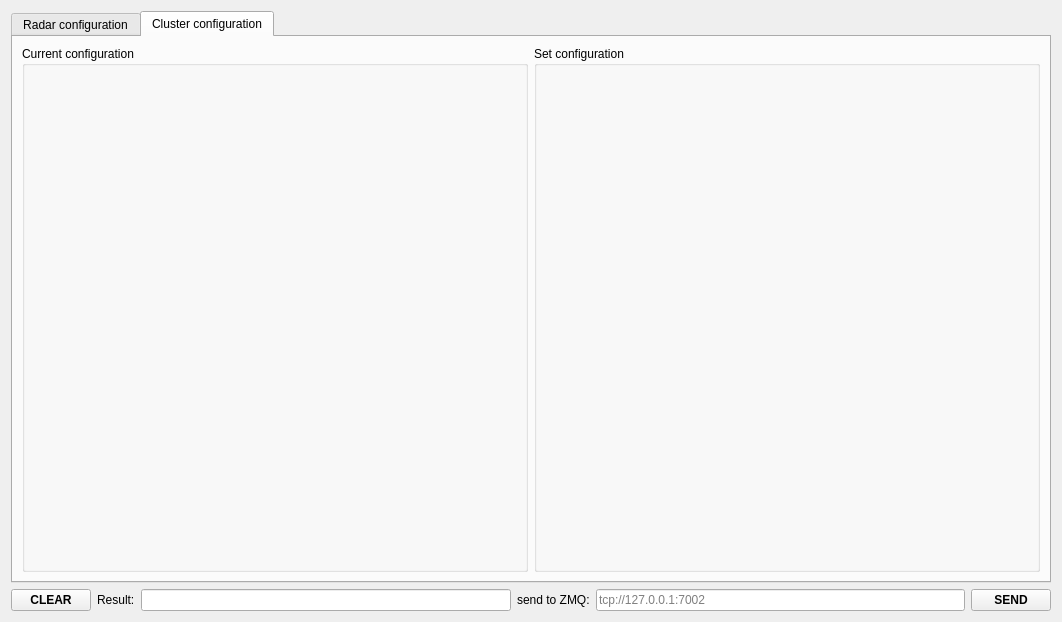
Above: dialogconfig.ui from anatoltrush/RadarVisual before the change. Below: the same form after it.
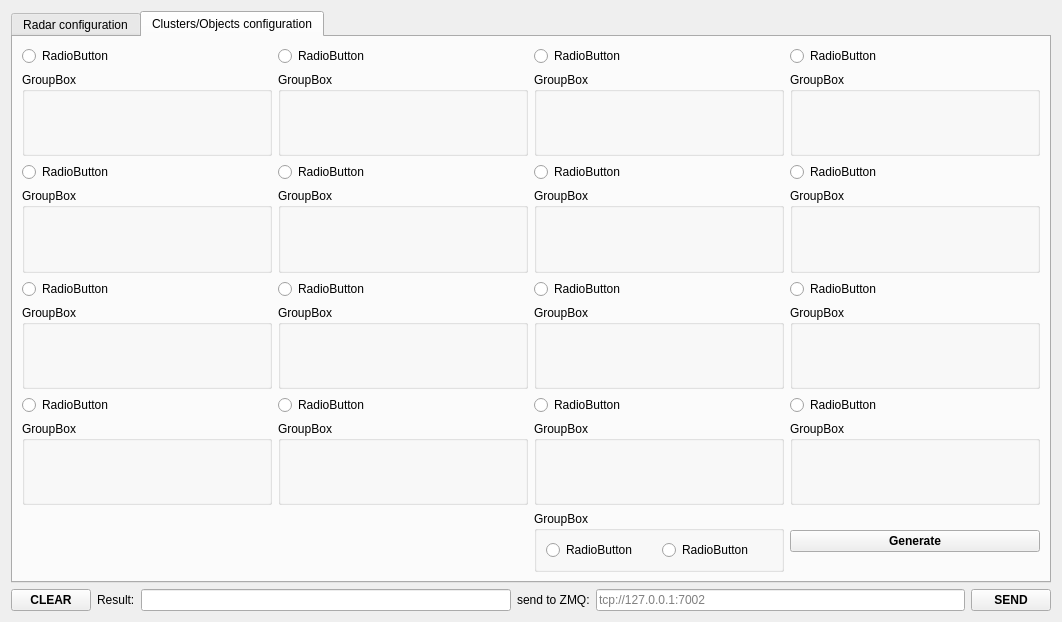
That is the form after the change. The open tabs and pages were chosen to show the change.

```diff
--- a/dialogconfig.ui
+++ b/dialogconfig.ui
@@ -934,23 +934,272 @@
      </widget>
      <widget class="QWidget" name="tbClusterConfig">
       <attribute name="title">
-       <string>Cluster configuration</string>
+       <string>Clusters/Objects configuration</string>
       </attribute>
       <layout class="QGridLayout" name="gridLayout_8">
+       <item row="5" column="1">
+        <widget class="QGroupBox" name="groupBox_10">
+         <property name="title">
+          <string>GroupBox</string>
+         </property>
+        </widget>
+       </item>
+       <item row="0" column="2">
+        <widget class="QRadioButton" name="radioButton_3">
+         <property name="text">
+          <string>RadioButton</string>
+         </property>
+        </widget>
+       </item>
+       <item row="4" column="2">
+        <widget class="QRadioButton" name="radioButton_11">
+         <property name="text">
+          <string>RadioButton</string>
+         </property>
+        </widget>
+       </item>
+       <item row="7" column="3">
+        <widget class="QGroupBox" name="groupBox_16">
+         <property name="title">
+          <string>GroupBox</string>
+         </property>
+        </widget>
+       </item>
        <item row="0" column="0">
-        <widget class="QGroupBox" name="gBCurrClust">
+        <widget class="QRadioButton" name="radioButton">
+         <property name="text">
+          <string>RadioButton</string>
+         </property>
+        </widget>
+       </item>
+       <item row="2" column="0">
+        <widget class="QRadioButton" name="radioButton_5">
+         <property name="text">
+          <string>RadioButton</string>
+         </property>
+        </widget>
+       </item>
+       <item row="5" column="3">
+        <widget class="QGroupBox" name="groupBox_12">
          <property name="title">
-          <string>Current configuration</string>
+          <string>GroupBox</string>
+         </property>
+        </widget>
+       </item>
+       <item row="8" column="3">
+        <widget class="QPushButton" name="pBGenClObjConf">
+         <property name="font">
+          <font>
+           <bold>true</bold>
+          </font>
+         </property>
+         <property name="text">
+          <string>Generate</string>
+         </property>
+        </widget>
+       </item>
+       <item row="2" column="1">
+        <widget class="QRadioButton" name="radioButton_6">
+         <property name="text">
+          <string>RadioButton</string>
+         </property>
+        </widget>
+       </item>
+       <item row="7" column="1">
+        <widget class="QGroupBox" name="groupBox_14">
+         <property name="title">
+          <string>GroupBox</string>
+         </property>
+        </widget>
+       </item>
+       <item row="5" column="0">
+        <widget class="QGroupBox" name="groupBox_9">
+         <property name="title">
+          <string>GroupBox</string>
+         </property>
+        </widget>
+       </item>
+       <item row="0" column="3">
+        <widget class="QRadioButton" name="radioButton_4">
+         <property name="text">
+          <string>RadioButton</string>
+         </property>
+        </widget>
+       </item>
+       <item row="2" column="2">
+        <widget class="QRadioButton" name="radioButton_7">
+         <property name="text">
+          <string>RadioButton</string>
+         </property>
+        </widget>
+       </item>
+       <item row="1" column="2">
+        <widget class="QGroupBox" name="groupBox_3">
+         <property name="title">
+          <string>GroupBox</string>
+         </property>
+        </widget>
+       </item>
+       <item row="7" column="2">
+        <widget class="QGroupBox" name="groupBox_15">
+         <property name="title">
+          <string>GroupBox</string>
+         </property>
+        </widget>
+       </item>
+       <item row="4" column="3">
+        <widget class="QRadioButton" name="radioButton_12">
+         <property name="text">
+          <string>RadioButton</string>
+         </property>
+        </widget>
+       </item>
+       <item row="2" column="3">
+        <widget class="QRadioButton" name="radioButton_8">
+         <property name="text">
+          <string>RadioButton</string>
+         </property>
+        </widget>
+       </item>
+       <item row="1" column="0">
+        <widget class="QGroupBox" name="groupBox">
+         <property name="title">
+          <string>GroupBox</string>
+         </property>
+        </widget>
+       </item>
+       <item row="1" column="1">
+        <widget class="QGroupBox" name="groupBox_2">
+         <property name="title">
+          <string>GroupBox</string>
+         </property>
+        </widget>
+       </item>
+       <item row="3" column="2">
+        <widget class="QGroupBox" name="groupBox_7">
+         <property name="title">
+          <string>GroupBox</string>
+         </property>
+        </widget>
+       </item>
+       <item row="4" column="1">
+        <widget class="QRadioButton" name="radioButton_10">
+         <property name="text">
+          <string>RadioButton</string>
+         </property>
+        </widget>
+       </item>
+       <item row="4" column="0">
+        <widget class="QRadioButton" name="radioButton_9">
+         <property name="text">
+          <string>RadioButton</string>
          </property>
         </widget>
        </item>
        <item row="0" column="1">
-        <widget class="QGroupBox" name="gBSetClust">
+        <widget class="QRadioButton" name="radioButton_2">
+         <property name="text">
+          <string>RadioButton</string>
+         </property>
+        </widget>
+       </item>
+       <item row="3" column="3">
+        <widget class="QGroupBox" name="groupBox_8">
          <property name="title">
-          <string>Set configuration</string>
+          <string>GroupBox</string>
          </property>
         </widget>
        </item>
+       <item row="3" column="1">
+        <widget class="QGroupBox" name="groupBox_6">
+         <property name="title">
+          <string>GroupBox</string>
+         </property>
+        </widget>
+       </item>
+       <item row="5" column="2">
+        <widget class="QGroupBox" name="groupBox_11">
+         <property name="title">
+          <string>GroupBox</string>
+         </property>
+        </widget>
+       </item>
+       <item row="3" column="0">
+        <widget class="QGroupBox" name="groupBox_5">
+         <property name="title">
+          <string>GroupBox</string>
+         </property>
+        </widget>
+       </item>
+       <item row="7" column="0">
+        <widget class="QGroupBox" name="groupBox_13">
+         <property name="title">
+          <string>GroupBox</string>
+         </property>
+        </widget>
+       </item>
+       <item row="1" column="3">
+        <widget class="QGroupBox" name="groupBox_4">
+         <property name="title">
+          <string>GroupBox</string>
+         </property>
+        </widget>
+       </item>
+       <item row="6" column="0">
+        <widget class="QRadioButton" name="radioButton_13">
+         <property name="text">
+          <string>RadioButton</string>
+         </property>
+        </widget>
+       </item>
+       <item row="6" column="1">
+        <widget class="QRadioButton" name="radioButton_14">
+         <property name="text">
+          <string>RadioButton</string>
+         </property>
+        </widget>
+       </item>
+       <item row="6" column="2">
+        <widget class="QRadioButton" name="radioButton_15">
+         <property name="text">
+          <string>RadioButton</string>
+         </property>
+        </widget>
+       </item>
+       <item row="6" column="3">
+        <widget class="QRadioButton" name="radioButton_16">
+         <property name="text">
+          <string>RadioButton</string>
+         </property>
+        </widget>
+       </item>
+       <item row="8" column="2">
+        <widget class="QGroupBox" name="groupBox_17">
+         <property name="title">
+          <string>GroupBox</string>
+         </property>
+         <layout class="QGridLayout" name="gridLayout_5">
+          <item row="0" column="0">
+           <layout class="QHBoxLayout" name="horizontalLayout_2">
+            <item>
+             <widget class="QRadioButton" name="radioButton_17">
+              <property name="text">
+               <string>RadioButton</string>
+              </property>
+             </widget>
+            </item>
+            <item>
+             <widget class="QRadioButton" name="radioButton_18">
+              <property name="text">
+               <string>RadioButton</string>
+              </property>
+             </widget>
+            </item>
+           </layout>
+          </item>
+         </layout>
+        </widget>
+       </item>
       </layout>
      </widget>
     </widget>
```
Left out of the diff: 28 changed lines with no effect on the pictures.
